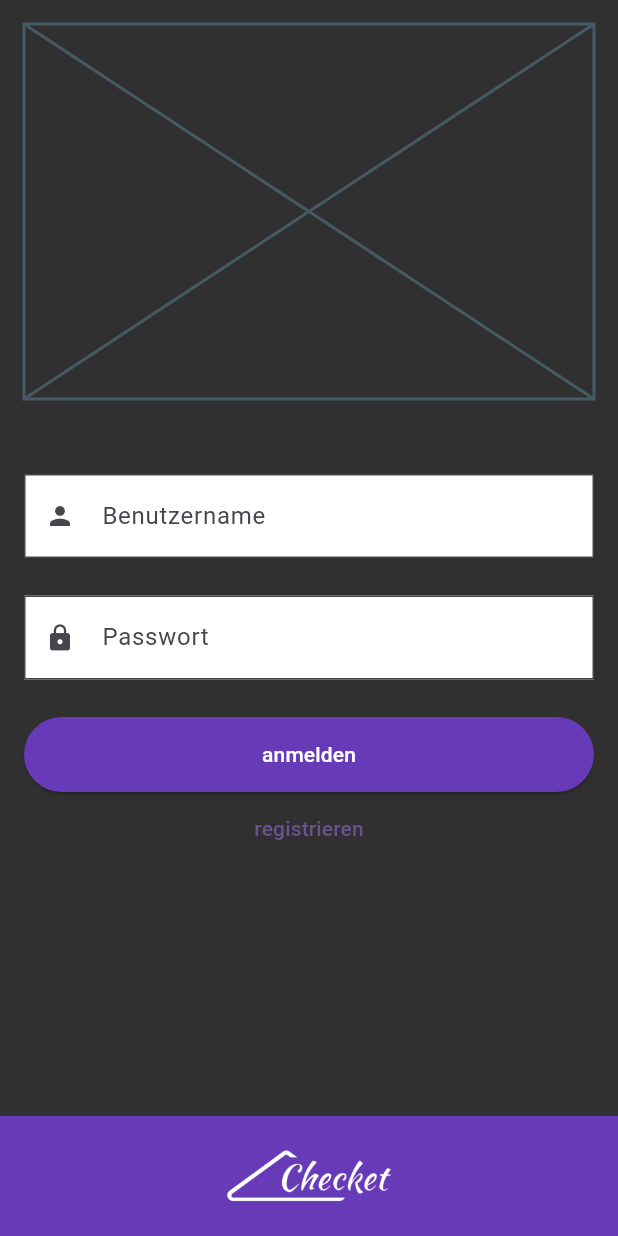
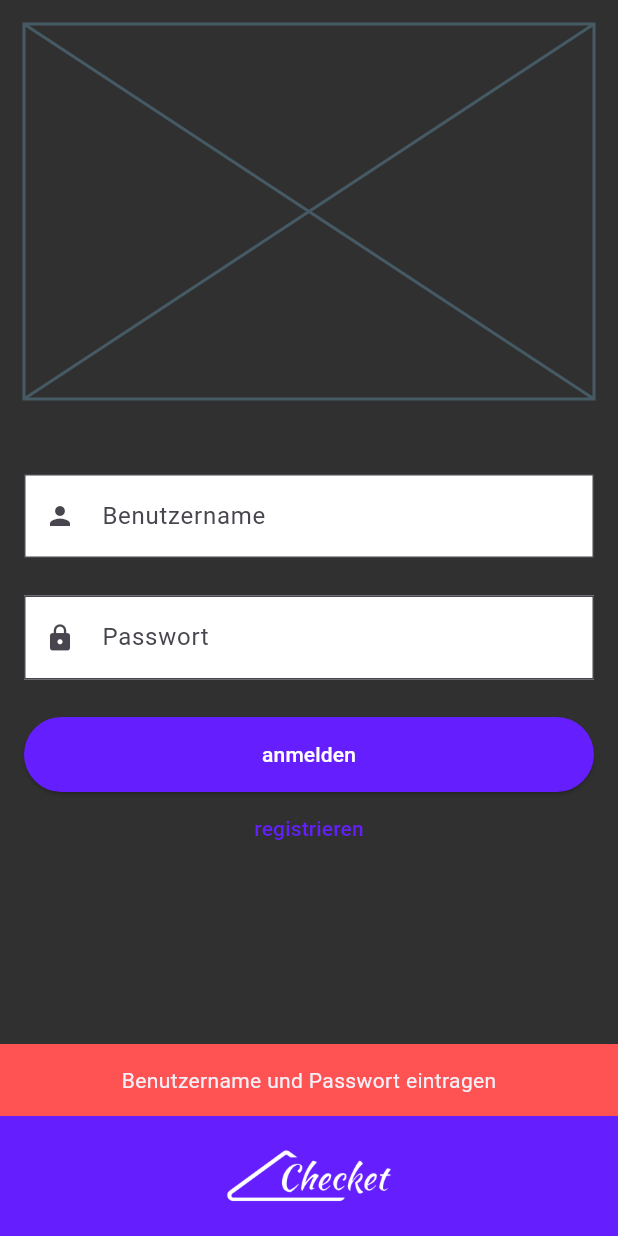
Before and after one commit to Zisu32/Checket_MobileAnwendungen, a Flutter app: the screen it shows after launch, after a tap on "anmelden", on a phone screen of 412 x 824 dp. Run offline on Flutter 3.47's test engine with Material 3 defaults, Android fonts, the phone set to English and light mode, and no system bars; our stand-ins replace camera, image_picker, permission_handler, qr_flutter, shared_preferences; missing offline and left inert: image_picker_platform_interface, qr_code_scanner; network calls fail.

Commit message:
fix ui elements to deepPurpleAccent

```diff
--- a/app/lib/routes/list.dart
+++ b/app/lib/routes/list.dart
@@ -43,7 +43,7 @@ class _ListPageState extends State<ListPage> {
                 label: const Text('Report'),
                 style: ElevatedButton.styleFrom(
                   minimumSize: const Size.fromHeight(50),
-                  backgroundColor: Colors.deepPurple,
+                  backgroundColor: Colors.deepPurpleAccent[400],
                   foregroundColor: Colors.white,
                 ),
               ),
--- a/app/lib/routes/login.dart
+++ b/app/lib/routes/login.dart
@@ -21,6 +21,16 @@ class _LoginPageState extends State<LoginPage> {
   }
 
   Future<void> loginUser(BuildContext context) async {
+    // Check if the username or password fields are empty
+    if (_usernameController.text.isEmpty || _passwordController.text.isEmpty) {
+      ScaffoldMessenger.of(context).showSnackBar(const SnackBar(
+        content: Center(child: Text('Benutzername und Passwort eintragen')),
+        backgroundColor: Colors.redAccent,
+      ));
+      return; // Exit the function early if any field is empty
+    }
+
+    // Proceed with login if both fields are filled
     var url =
         Uri.parse('http://10.0.2.2:3000/login'); // Adjust URL for your backend
     var response = await http.post(
@@ -35,9 +45,8 @@ class _LoginPageState extends State<LoginPage> {
     if (response.statusCode == 200) {
       Navigator.popAndPushNamed(context, "/camera");
     } else {
-      ScaffoldMessenger.of(context).showSnackBar(SnackBar(
-        content: Center(
-            child: Text('${response.statusCode} : Logindaten prüfen')),
+      ScaffoldMessenger.of(context).showSnackBar(const SnackBar(
+        content: Center(child: Text('Logindaten prüfen')),
         backgroundColor: Colors.redAccent,
       ));
     }
@@ -125,7 +134,7 @@ class _LoginPageState extends State<LoginPage> {
                       onPressed: () => loginUser(context),
                       style: ElevatedButton.styleFrom(
                         minimumSize: const Size.fromHeight(50),
-                        backgroundColor: Colors.deepPurple,
+                        backgroundColor: Colors.deepPurpleAccent[400],
                         foregroundColor: Colors.white,
                       ),
                       child: const Text('anmelden'),
@@ -134,6 +143,9 @@ class _LoginPageState extends State<LoginPage> {
                       onPressed: () {
                         Navigator.popAndPushNamed(context, "/registration");
                       },
+                      style: TextButton.styleFrom(
+                        foregroundColor: Colors.deepPurpleAccent[400],
+                      ),
                       child: const Text('registrieren'),
                     ),
                   ],
@@ -142,7 +154,7 @@ class _LoginPageState extends State<LoginPage> {
             ),
           ),
           bottomNavigationBar: BottomAppBar(
-            color: Colors.deepPurple,
+            color: Colors.deepPurpleAccent[400],
             child: Padding(
               padding: const EdgeInsets.all(10.0),
               child: Row(
--- a/app/lib/routes/scanner.dart
+++ b/app/lib/routes/scanner.dart
@@ -39,7 +39,7 @@ class _ScannerPageState extends State<ScannerPage> {
               key: qrKey,
               onQRViewCreated: _onQRViewCreated,
               overlay: QrScannerOverlayShape(
-                borderColor: Colors.cyanAccent,
+                borderColor: Colors.deepPurpleAccent,
                 borderRadius: 10,
                 borderLength: 30,
                 borderWidth: 10,
@@ -59,7 +59,7 @@ class _ScannerPageState extends State<ScannerPage> {
                   icon: const Icon(Icons.check),
                   label: const Text('abgeholt'),
                   style: ElevatedButton.styleFrom(
-                    backgroundColor: Colors.deepPurple,
+                    backgroundColor: Colors.deepPurpleAccent[400],
                     foregroundColor: Colors.white,
                   ),
                 ),
@@ -106,7 +106,7 @@ class _ScannerPageState extends State<ScannerPage> {
                     onPressed: () => Navigator.of(context).pop(),
                     style: ElevatedButton.styleFrom(
                       foregroundColor: Colors.white,
-                      backgroundColor: Colors.deepPurple,
+                      backgroundColor: Colors.deepPurpleAccent[400],
                     ),
                     child: const Text('schließen'),
                   ),
--- a/app/pubspec.yaml
+++ b/app/pubspec.yaml
@@ -38,7 +38,6 @@ dependencies:
   shared_preferences: ^2.0.15
   qr_flutter: ^4.1.0
   qr_code_scanner: ^1.0.0
-  cupertino_icons: ^1.0.6
   permission_handler: ^11.3.1
   torch_light: ^1.0.0
   image_picker_platform_interface: ^2.10.0
```
Also changed, not shown: app/lib/routes/camera.dart (+4 -3 lines), app/lib/routes/footer_menu.dart (+22 -8 lines), app/lib/routes/registration.dart (+17 -2 lines), app/lib/routes/setting.dart (+35 -31 lines), 1 other file.
